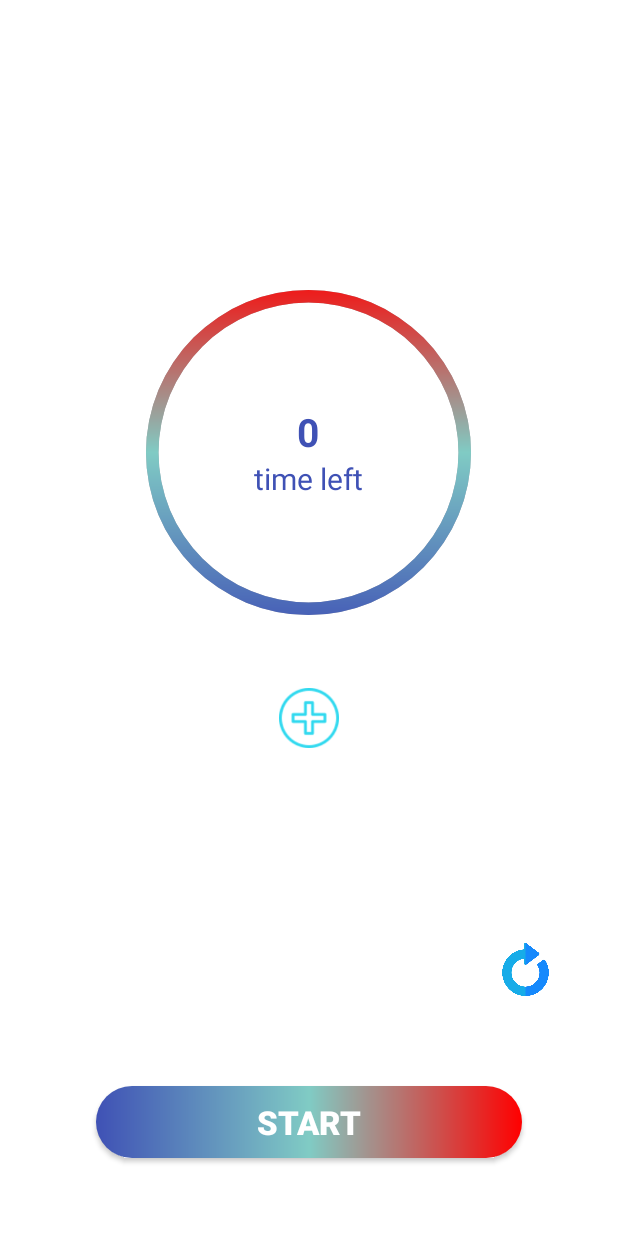
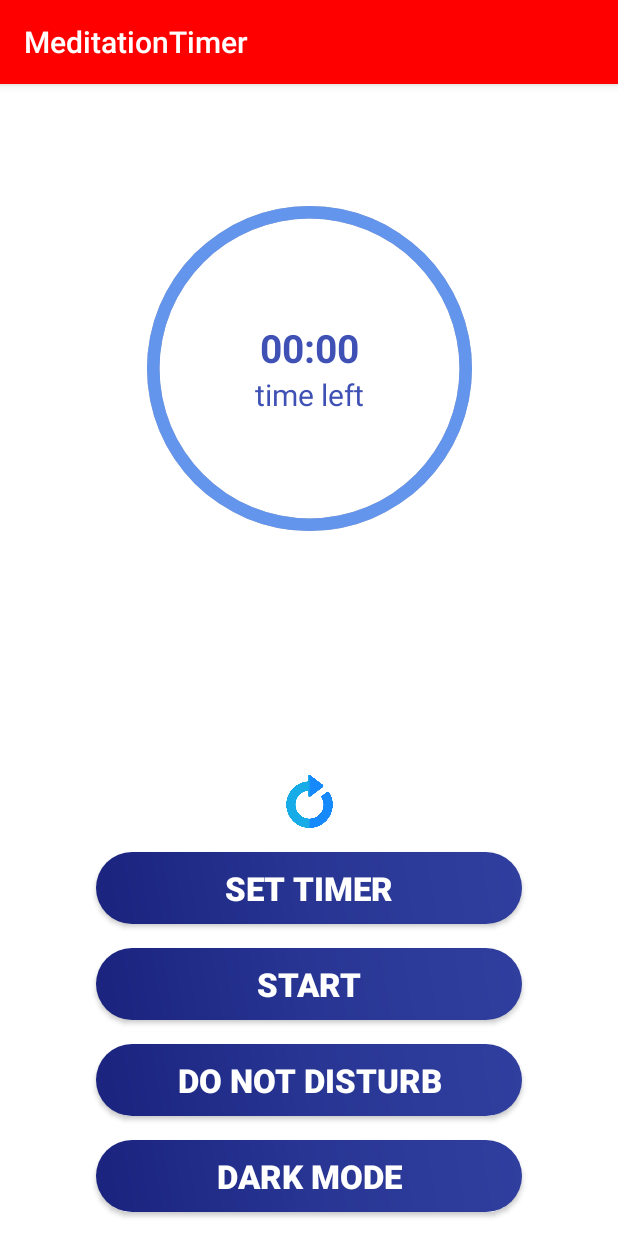
Before and after one commit to patryk47853/Meditation-Timer, an Android app built with Jetpack Compose: the screen it shows after launch (TimerActivity), on a phone screen of 412 x 824 dp. Run offline under Robolectric (Android 15) with nearby library versions, the phone set to English and light mode, and no system bars.

Commit message:
Add Do Not Disturb and Dark Mode buttons (code to be refined) + cosmetic changes

```diff
--- a/app/src/main/java/com/meditationtimer/TimerActivity.kt
+++ b/app/src/main/java/com/meditationtimer/TimerActivity.kt
@@ -1,8 +1,13 @@
 package com.meditationtimer
 
 import android.app.Dialog
+import android.app.NotificationManager
+import android.content.Context
+import android.content.Intent
+import android.os.Build
 import android.os.Bundle
 import android.os.CountDownTimer
+import android.provider.Settings
 import android.widget.Button
 import android.widget.EditText
 import android.widget.ImageButton
@@ -10,6 +15,7 @@ import android.widget.ProgressBar
 import android.widget.TextView
 import android.widget.Toast
 import androidx.appcompat.app.AppCompatActivity
+import androidx.appcompat.widget.AppCompatButton
 
 class TimerActivity : AppCompatActivity() {
 
@@ -18,12 +24,19 @@ class TimerActivity : AppCompatActivity() {
     private var timeProgress = 0L
     private var pauseOffset: Long = 0
     private var isStart = true
+    private var isDarkMode = false
 
     override fun onCreate(savedInstanceState: Bundle?) {
         super.onCreate(savedInstanceState)
+        setTheme(if (isDarkMode) R.style.AppTheme_Dark else R.style.AppTheme)
         setContentView(R.layout.timer_activity)
 
-        val addBtn: ImageButton = findViewById(R.id.btnAdd)
+        val doNotDisturbButton: Button = findViewById(R.id.btnDoNotDisturb)
+        doNotDisturbButton.setOnClickListener {
+            toggleDoNotDisturbMode()
+        }
+
+        val addBtn: AppCompatButton = findViewById(R.id.btnAdd)
         addBtn.setOnClickListener {
             setTimeFunction()
         }
@@ -36,6 +49,13 @@ class TimerActivity : AppCompatActivity() {
         val resetBtn: ImageButton = findViewById(R.id.ib_reset)
         resetBtn.setOnClickListener {
             resetTime()
+        }
+
+        val modeButton: AppCompatButton = findViewById(R.id.btnMode)
+        modeButton.text = if (isDarkMode) "Light Mode" else "Dark Mode"
+        modeButton.setOnClickListener {
+            isDarkMode = !isDarkMode
+            recreate()
         }
     }
 
@@ -52,7 +72,7 @@ class TimerActivity : AppCompatActivity() {
             val progressBar = findViewById<ProgressBar>(R.id.pbTimer)
             progressBar.progress = 0
             val timeLeftTv: TextView = findViewById(R.id.tvTimeLeft)
-            timeLeftTv.text = "0:00"
+            timeLeftTv.text = "00:00"
             Toast.makeText(this, "Timer set to default", Toast.LENGTH_SHORT).show()
         }
     }
@@ -136,4 +156,41 @@ class TimerActivity : AppCompatActivity() {
         }
         timeDialog.show()
     }
+
+    private fun toggleDoNotDisturbMode() {
+        val notificationManager =
+            getSystemService(Context.NOTIFICATION_SERVICE) as NotificationManager
+
+        if (notificationManager.isNotificationPolicyAccessGranted) {
+            if (Build.VERSION.SDK_INT >= Build.VERSION_CODES.M) {
+                val policy =
+                    NotificationManager.Policy(
+                        NotificationManager.Policy.PRIORITY_CATEGORY_ALARMS,
+                        0,
+                        NotificationManager.Policy.SUPPRESSED_EFFECT_AMBIENT,
+                    )
+                notificationManager.notificationPolicy = policy
+            }
+
+            val doNotDisturbButton: Button = findViewById(R.id.btnDoNotDisturb)
+            val isDoNotDisturbEnabled = notificationManager.currentInterruptionFilter == NotificationManager.INTERRUPTION_FILTER_NONE
+
+            if (isDoNotDisturbEnabled) {
+                // Do Not Disturb is enabled, so disable it
+                notificationManager.setInterruptionFilter(NotificationManager.INTERRUPTION_FILTER_ALL)
+                doNotDisturbButton.text = "Do Not Disturb"
+            } else {
+                // Do Not Disturb is disabled, so enable it
+                notificationManager.setInterruptionFilter(NotificationManager.INTERRUPTION_FILTER_NONE)
+                doNotDisturbButton.text = "Disable Do Not Disturb"
+            }
+        } else {
+            // Request permission to access notification policy
+            val intent = Intent(
+                Settings.ACTION_NOTIFICATION_POLICY_ACCESS_SETTINGS
+            )
+            startActivity(intent)
+        }
+    }
+
 }
--- a/app/src/main/res/drawable/blue_progressbar_background.xml
+++ b/app/src/main/res/drawable/blue_progressbar_background.xml
@@ -1,15 +1,12 @@
-<?xml version="1.0" encoding="utf-8"?>
 <layer-list xmlns:android="http://schemas.android.com/apk/res/android">
     <item>
         <shape
             android:shape="ring"
             android:innerRadiusRatio="2.5"
             android:thicknessRatio="30.0"
-            android:useLevel="true">
-            <gradient
-                android:startColor="@color/max_blue"
-                android:centerColor="@color/teal_200"
-                android:endColor="@color/min_blue"/>
+            android:useLevel="false">
+            <solid
+                android:color="#6495ED" />
         </shape>
     </item>
 </layer-list>
--- a/app/src/main/res/drawable/button_bg.xml
+++ b/app/src/main/res/drawable/button_bg.xml
@@ -1,12 +1,10 @@
-<?xml version="1.0" encoding="utf-8"?>
 <shape xmlns:android="http://schemas.android.com/apk/res/android"
     android:shape="rectangle">
     <corners
-        android:radius="50dp"
-        />
+        android:radius="50dp" />
     <gradient
-        android:startColor="@color/max_blue"
-        android:centerColor="@color/teal_200"
-        android:endColor="@color/min_blue"/>
-
+        android:startColor="#FF1A237E"
+        android:centerColor="#FF283593"
+        android:endColor="#FF303F9F"
+        android:angle="45"/>
 </shape>
--- a/app/src/main/res/layout/timer_activity.xml
+++ b/app/src/main/res/layout/timer_activity.xml
@@ -11,88 +11,120 @@
         android:id="@+id/flTimer"
         android:layout_width="250dp"
         android:layout_height="250dp"
-        app:layout_constraintBottom_toBottomOf="parent"
+        app:layout_constraintBottom_toTopOf="@+id/ib_reset"
         app:layout_constraintEnd_toEndOf="parent"
-        app:layout_constraintHorizontal_bias="0.496"
+        app:layout_constraintHorizontal_bias="0.5"
         app:layout_constraintStart_toStartOf="parent"
         app:layout_constraintTop_toTopOf="parent"
         app:layout_constraintVertical_bias="0.308">
+
         <ProgressBar
             android:id="@+id/pbTimer"
+            style="@style/Widget.AppCompat.ProgressBar.Horizontal"
             android:layout_width="match_parent"
             android:layout_height="match_parent"
             android:layout_gravity="center"
+            android:background="@drawable/gray_progressbar_background"
             android:indeterminate="false"
             android:max="10"
             android:progress="10"
-            android:rotation="-90"
-            style="@style/Widget.AppCompat.ProgressBar.Horizontal"
-            android:background="@drawable/gray_progressbar_background"
             android:progressDrawable="@drawable/blue_progressbar_background"
-            >
-        </ProgressBar>
+            android:rotation="-90" />
+
         <LinearLayout
             android:layout_width="match_parent"
             android:layout_height="match_parent"
-            android:orientation="vertical"
             android:gravity="center"
-            >
+            android:orientation="vertical">
+
             <TextView
                 android:id="@+id/tvTimeLeft"
                 android:layout_width="match_parent"
                 android:layout_height="wrap_content"
-                android:text="0"
-                android:textStyle="bold"
+                android:gravity="center"
+                android:text="00:00"
+                android:textColor="@color/max_blue"
                 android:textSize="26sp"
-                android:textColor="@color/max_blue"
-                android:gravity="center"/>
+                android:textStyle="bold" />
+
             <TextView
                 android:layout_width="match_parent"
                 android:layout_height="wrap_content"
+                android:gravity="center"
                 android:text="time left"
-                android:gravity="center"
-                android:textSize="20sp"
-                android:textColor="@color/max_blue"/>
+                android:textColor="@color/max_blue"
+                android:textSize="20sp" />
+
         </LinearLayout>
     </FrameLayout>
-    <ImageButton
-        android:id="@+id/btnAdd"
-        android:layout_width="40dp"
-        android:layout_height="40dp"
-        android:layout_marginTop="32dp"
-        android:background="@color/white"
-        android:src="@drawable/add"
-        android:scaleType="fitXY"
-        app:layout_constraintLeft_toLeftOf="parent"
-        app:layout_constraintRight_toRightOf="parent"
-        app:layout_constraintTop_toBottomOf="@id/flTimer"
-        />
 
     <ImageButton
         android:id="@+id/ib_reset"
         android:layout_width="35dp"
         android:layout_height="35dp"
-        android:layout_marginEnd="44dp"
-        android:layout_marginBottom="160dp"
+        android:layout_marginEnd="0dp"
+        android:layout_marginBottom="16dp"
         android:background="@color/white"
         android:scaleType="fitXY"
         android:src="@drawable/reset"
-        app:layout_constraintBottom_toBottomOf="parent"
-        app:layout_constraintEnd_toEndOf="parent" />
+        app:layout_constraintBottom_toTopOf="@+id/btnAdd"
+        app:layout_constraintEnd_toEndOf="parent"
+        app:layout_constraintStart_toStartOf="parent" />
+
+    <androidx.appcompat.widget.AppCompatButton
+        android:id="@+id/btnAdd"
+        android:layout_width="284dp"
+        android:layout_height="wrap_content"
+        android:layout_marginBottom="16dp"
+        android:text="Set Timer"
+        android:textColor="@color/white"
+        android:textSize="22sp"
+        android:textStyle="bold"
+        android:background="@drawable/button_bg"
+        app:layout_constraintBottom_toTopOf="@+id/btnPlayPause"
+        app:layout_constraintEnd_toEndOf="parent"
+        app:layout_constraintStart_toStartOf="parent" />
 
     <androidx.appcompat.widget.AppCompatButton
         android:id="@+id/btnPlayPause"
         android:layout_width="284dp"
         android:layout_height="wrap_content"
-        android:layout_marginBottom="52dp"
+        android:layout_marginBottom="16dp"
         android:text="Start"
+        android:textColor="@color/white"
+        android:textSize="22sp"
+        android:textStyle="bold"
+        android:background="@drawable/button_bg"
+        app:layout_constraintBottom_toTopOf="@+id/btnDoNotDisturb"
+        app:layout_constraintEnd_toEndOf="parent"
+        app:layout_constraintStart_toStartOf="parent" />
+
+    <androidx.appcompat.widget.AppCompatButton
+        android:id="@+id/btnDoNotDisturb"
+        android:layout_width="284dp"
+        android:layout_height="wrap_content"
+        android:layout_marginBottom="16dp"
+        android:text="Do not disturb"
+        android:textColor="@color/white"
+        android:textSize="22sp"
+        android:textStyle="bold"
+        android:background="@drawable/button_bg"
+        app:layout_constraintBottom_toTopOf="@+id/btnMode"
+        app:layout_constraintEnd_toEndOf="parent"
+        app:layout_constraintStart_toStartOf="parent" />
+
+    <androidx.appcompat.widget.AppCompatButton
+        android:id="@+id/btnMode"
+        android:layout_width="284dp"
+        android:layout_height="wrap_content"
+        android:layout_marginBottom="16dp"
+        android:text="Dark mode"
         android:textColor="@color/white"
         android:textSize="22sp"
         android:textStyle="bold"
         android:background="@drawable/button_bg"
         app:layout_constraintBottom_toBottomOf="parent"
         app:layout_constraintEnd_toEndOf="parent"
-        app:layout_constraintStart_toStartOf="parent">
-    </androidx.appcompat.widget.AppCompatButton>
+        app:layout_constraintStart_toStartOf="parent" />
 
 </androidx.constraintlayout.widget.ConstraintLayout>
--- a/app/src/main/res/values/colors.xml
+++ b/app/src/main/res/values/colors.xml
@@ -7,4 +7,5 @@
     <color name="min_blue">#FF0000</color>
     <color name="teal_200">#80CBC4</color>
     <color name="white">#fff</color>
+    <color name="black">#000</color>
 </resources>
--- a/app/src/main/res/values/styles.xml
+++ b/app/src/main/res/values/styles.xml
@@ -1,22 +1,32 @@
-<?xml version="1.0" encoding="utf-8"?>
 <resources>
-
-    <!-- Base application theme. -->
+    <!-- Light theme -->
     <style name="AppTheme" parent="Theme.AppCompat.Light.DarkActionBar">
-        <!-- Customize your theme here. -->
+        <!-- Customize your light theme here -->
         <item name="colorPrimary">@color/colorPrimary</item>
         <item name="colorPrimaryDark">@color/colorPrimaryDark</item>
         <item name="colorAccent">@color/colorAccent</item>
-<!--        <item name="preferenceTheme">@style/PreferenceThemeOverlay</item>-->
+        <item name="android:windowBackground">@color/white</item>
     </style>
 
+    <!-- Dark theme -->
+    <style name="AppTheme.Dark" parent="Theme.AppCompat">
+        <!-- Customize your dark theme here -->
+        <item name="colorPrimary">@color/colorPrimaryDark</item>
+        <item name="colorPrimaryDark">@color/colorPrimaryDark</item>
+        <item name="colorAccent">@color/colorAccent</item>
+        <item name="android:windowBackground">@color/black</item>
+    </style>
+
+    <!-- NoActionBar style -->
     <style name="AppTheme.NoActionBar">
         <item name="windowActionBar">false</item>
         <item name="windowNoTitle">true</item>
     </style>
 
+    <!-- AppBarOverlay style -->
     <style name="AppTheme.AppBarOverlay" parent="ThemeOverlay.AppCompat.Dark.ActionBar" />
 
+    <!-- PopupOverlay style -->
     <style name="AppTheme.PopupOverlay" parent="ThemeOverlay.AppCompat.Light" />
 
 </resources>
```
